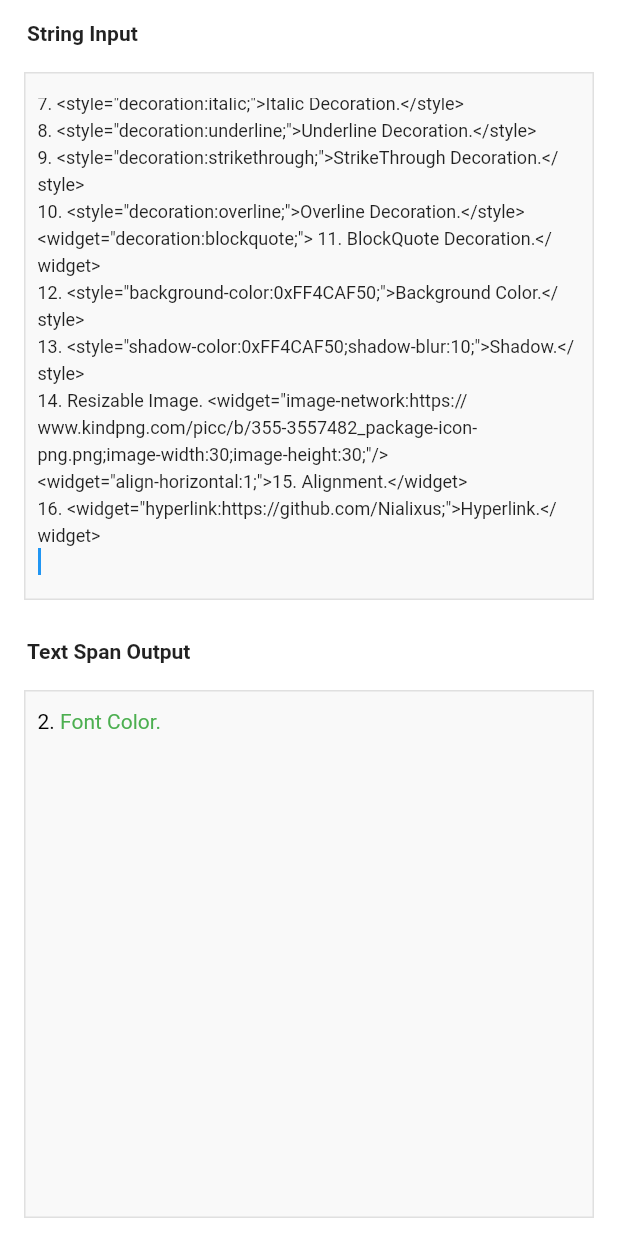
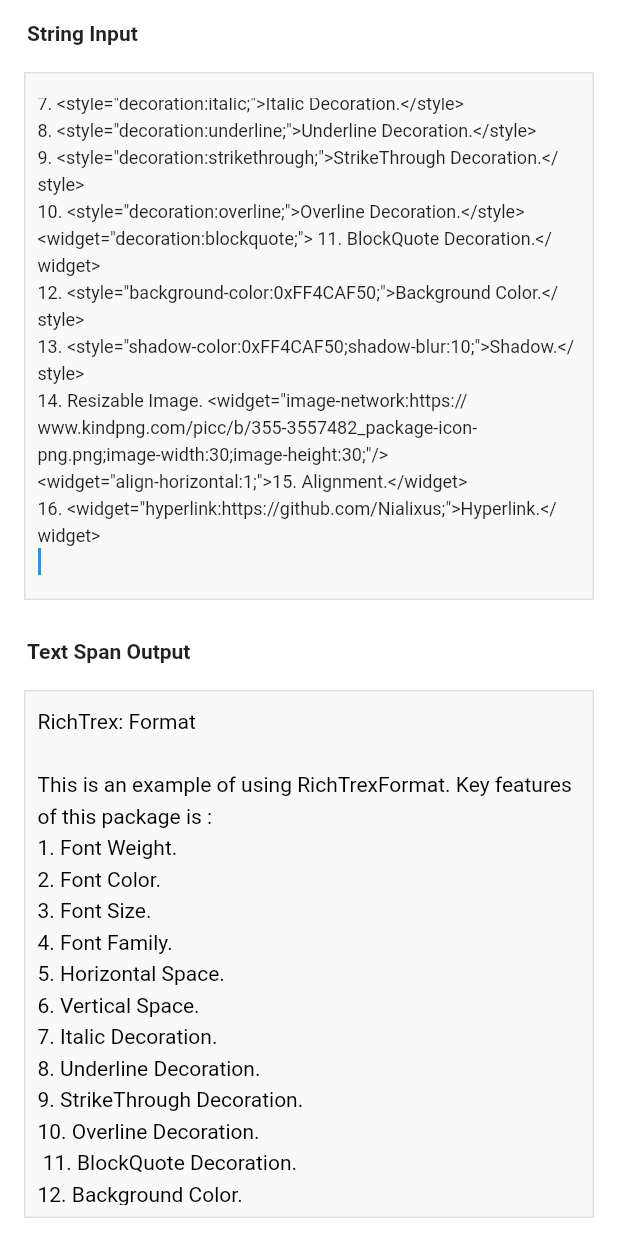
Before and after one commit to Nialixus/richtrex_span, a Flutter app: the screen it shows after launch, on a phone screen of 412 x 824 dp. Run offline on Flutter 3.47's test engine with Material 2 defaults, Android fonts, the phone set to English and light mode, and no system bars; missing offline and left inert: richtrex_image.

Commit message:
Move to RichTrexFormatDecode

````diff
--- a/example/lib/main.dart
+++ b/example/lib/main.dart
@@ -1,5 +1,3 @@
-import 'dart:developer';
-
 import 'package:flutter/material.dart';
 import 'package:richtrex_format/richtrex_format.dart';
 
@@ -26,8 +24,8 @@ This is an example of using RichTrexFormat. Key features of this package is :
 2. <style="font-color:0xFF4CAF50;">Font Color.</style>
 3. <style="font-size:20;">Font Size.</style>
 4. <style="font-family:Dancing;">Font Family.</style>
-5. <style="font-space:10;">Font Space.</style>
-6. <style="height:3;">Height.</style>
+5. <style="horizontal-space:10;">Horizontal Space.</style>
+6. <style="vertical-space:3;">Vertical Space.</style>
 7. <style="decoration:italic;">Italic Decoration.</style>
 8. <style="decoration:underline;">Underline Decoration.</style>
 9. <style="decoration:strikethrough;">StrikeThrough Decoration.</style>
@@ -40,20 +38,15 @@ This is an example of using RichTrexFormat. Key features of this package is :
 16. <widget="hyperlink:https://github.com/Nialixus;">Hyperlink.</widget>
 """;
 
-  String newt = '2. <style="font-color:0xFF4CAF50;">Font Color.</style>';
-
   late TextEditingController controller = TextEditingController()
     ..value = TextEditingValue(
         text: text, selection: TextSelection.collapsed(offset: text.length));
 
   @override
   Widget build(BuildContext context) {
-    var decode = RichTrexFormat.decode(newt,
-        style: const TextStyle(color: Colors.black, height: 1.5));
-    Future.value(decode).then((value) {
-      var a = RichTrexFormat.encode(value);
-      log(a);
-    });
+    var decode = RichTrexFormatDecode(text,
+        textStyle: const TextStyle(color: Colors.black, height: 1.5));
+
     return Scaffold(
         body: SafeArea(
             child: Column(mainAxisSize: MainAxisSize.max, children: [
--- a/lib/richtrex_format.dart
+++ b/lib/richtrex_format.dart
@@ -1,21 +1,31 @@
-/// An extended package of `RichTrexPackage`. This package is used to encode [TextSpan] into String, and decode [TextSpan] from String.
+/// An extended package of `RichTrexPackage`. This package is used to decode [TextSpan] from encoded [String].
 library richtrex_format;
 
 import 'package:flutter/material.dart';
 import 'package:url_launcher/link.dart';
 import 'package:richtrex_image/richtrex_image.dart';
 
-/// This tool has two main functions, which are encoding and decoding [TextSpan].
+part 'src/richtrex_format_decode.dart';
+
+/// This is used as a tool to convert encoded [String] into [TextSpan].
 class RichTrexFormat {
+  /*
+  /// Encode [TextSpan] to String.
+  ///
+  /// ```dart
+  /// RichTrexFormat.encode(
+  ///   TextSpan()
+  /// );
+  /// ```
   static String encode(TextSpan span) {
     TextStyle? style = span.style;
 
     List<InlineSpan> children = span.children ?? [];
 
-    String color(TextSpan span) {
+    String color(TextSpan childSpan, TextSpan parentSpan) {
       try {
         if (span.style?.color != null && span.style?.color != style?.color) {
-          return "color:span.style!.color!.toString()";
+          return "";
         } else {
           return "";
         }
@@ -24,11 +34,11 @@ class RichTrexFormat {
       }
     }
 
-    String textSpan(TextSpan span) {
+    String textSpan(TextSpan childSpan, TextSpan parentSpan) {
       try {
-        return color(span) + span.style.toString();
+        return span.toString();
       } catch (e) {
-        return span.toPlainText();
+        return "";
       }
     }
 
@@ -36,14 +46,14 @@ class RichTrexFormat {
       try {
         return "";
       } catch (e) {
-        return span.toPlainText();
+        return "$e";
       }
     }
 
     if (children.isNotEmpty) {
       return children.map((e) {
         if (e is TextSpan) {
-          return textSpan(e);
+          return textSpan(e, e);
         } else {
           return widgetSpan(e as WidgetSpan);
         }
@@ -51,7 +61,7 @@ class RichTrexFormat {
     } else {
       return span.toPlainText();
     }
-  }
+  }*/
 
   /// Decode [TextSpan] from String.
   ///
@@ -112,16 +122,6 @@ class RichTrexFormat {
       }
     }
 
-    // Get Height from Tag.
-    double? height(String text) {
-      try {
-        String value = regMatch(text, r'(?<=height:).*?(?=;)')!;
-        return double.parse(value);
-      } catch (e) {
-        return null;
-      }
-    }
-
     // Get Font-Family from Tag.
     String? fontFamily(String text) {
       try {
@@ -142,10 +142,20 @@ class RichTrexFormat {
       }
     }
 
-    // Get Font-Space from Tag.
-    double? fontSpace(String text) {
+    // Get Horizontal-Space from Tag.
+    double? horizontalSpace(String text) {
       try {
-        String value = regMatch(text, r'(?<=font-space:).*?(?=;)')!;
+        String value = regMatch(text, r'(?<=horizontal-space:).*?(?=;)')!;
+        return double.parse(value);
+      } catch (e) {
+        return null;
+      }
+    }
+
+    // Get Vertical-Space from Tag.
+    double? verticalSpace(String text) {
+      try {
+        String value = regMatch(text, r'(?<=vertical-space:).*?(?=;)')!;
         return double.parse(value);
       } catch (e) {
         return null;
@@ -306,13 +316,13 @@ class RichTrexFormat {
           TextStyle generatedStyle = style.copyWith(
               leadingDistribution: TextLeadingDistribution.even,
               color: color(textlist[x]),
-              height: height(textlist[x]),
+              height: verticalSpace(textlist[x]),
               shadows: shadow(textlist[x]),
               fontStyle: italic(textlist[x]),
               fontSize: fontSize(textlist[x]),
               fontWeight: fontWeight(textlist[x]),
               fontFamily: fontFamily(textlist[x]),
-              letterSpacing: fontSpace(textlist[x]),
+              letterSpacing: horizontalSpace(textlist[x]),
               backgroundColor: backgroundColor(textlist[x]),
               decoration: TextDecoration.combine([
                 overline(textlist[x]),
--- /dev/null
+++ b/lib/src/richtrex_format_decode.dart
@@ -0,0 +1,320 @@
+part of 'package:richtrex_format/richtrex_format.dart';
+
+/// A tool to decode [TextSpan] from encoded [String].
+class RichTrexFormatDecode extends TextSpan {
+  /// A tool to decode [TextSpan] from encoded [String].
+  ///
+  /// ```dart
+  /// TextSpan decode = RichTrexFormatDecode(text);
+  /// ```
+  const RichTrexFormatDecode(this.input,
+      {this.textStyle = const TextStyle(color: Colors.black)})
+      : super();
+
+  /// Required [String] input.
+  final String input;
+
+  /// Required default [TextStyle].
+  final TextStyle textStyle;
+
+  /// Default [TextStyle].
+  @override
+  TextStyle? get style => textStyle;
+
+  /// Output text.
+  @override
+  String? get text => _text(input);
+
+  // Clean Text from Tag.
+  String _text(String text) {
+    try {
+      return text.replaceAll(
+          RegExp(
+              r'<style=".*?">|<\/style>|<widget=.*?;"\/>|(<widget=".*?;">)|(<\/widget>)'),
+          "");
+    } catch (e) {
+      return text;
+    }
+  }
+
+  @override
+  List<InlineSpan>? get children {
+    return List.generate(textList.length, (x) {
+      // Generated style when tag exist.
+      TextStyle generatedStyle = style!.copyWith(
+          leadingDistribution: TextLeadingDistribution.even,
+          color: color(textList[x]),
+          height: verticalSpace(textList[x]),
+          shadows: shadow(textList[x]),
+          fontStyle: italic(textList[x]),
+          fontSize: fontSize(textList[x]),
+          fontWeight: fontWeight(textList[x]),
+          fontFamily: fontFamily(textList[x]),
+          letterSpacing: horizontalSpace(textList[x]),
+          backgroundColor: backgroundColor(textList[x]),
+          decoration: TextDecoration.combine([
+            overline(textList[x]),
+            underline(textList[x]),
+            strikeThrough(textList[x])
+          ]));
+
+      // Generated [TextSpan] from <style ... ></style> tag.
+      TextSpan textSpan =
+          TextSpan(text: _text(textList[x]), style: generatedStyle);
+
+      // Generated [WidgetSpan] from <widget ... ></widget> tag.
+      WidgetSpan widgetSpan({required Widget child}) => WidgetSpan(
+          style: style,
+          child: Container(
+              alignment: align(textList[x]),
+              decoration: blockQuote(textList[x]),
+              constraints: (align(textList[x]) == null &&
+                      blockQuote(textList[x]) == null)
+                  ? null
+                  : const BoxConstraints(minWidth: double.infinity),
+              child: child));
+
+      if (textList[x].contains(RegExp(r'<style=.*?\/style>'))) {
+        // textList[x] with `<style ... ></style>` tag.
+        return textSpan;
+      } else if (textList[x]
+          .contains(RegExp(r'<widget=.*?;"\/>|<widget=.*?<\/widget>'))) {
+        // textList[x] with `<widget ... />` or <widget ... ></widget> tag.
+        List<Widget?> child = [
+          image(textList[x]),
+          hyperlink(textList[x], span: textSpan)
+        ];
+        try {
+          return widgetSpan(
+              child: child.lastWhere((element) => element != null)!);
+        } catch (e) {
+          return widgetSpan(child: Text.rich(textSpan));
+        }
+      } else {
+        // if textList[x] has no style, just return basic textspan.
+        return TextSpan(text: textList[x]);
+      }
+    });
+  }
+
+  // Split text between Tagged Text and Plain Text.
+  List<String> get textList => input.split(RegExp(
+      r'(?=<style=)|(?<=<\/style>)|(?=<widget=)|(?<=;"\/>)|(?<=<\/widget>)'));
+
+  /// Shortcut of find matched text with [RegExp].
+  String? _regMatch(String text, String pattern) =>
+      RegExp(pattern).stringMatch(text);
+
+  // Get Color from Tag.
+  Color? color(String text) {
+    try {
+      String value = _regMatch(text, r'(?<=font-color:).*?(?=;)')!;
+      return Color(int.parse(value));
+    } catch (e) {
+      return null;
+    }
+  }
+
+  // Get Background-Color from Tag.
+  Color? backgroundColor(String text) {
+    try {
+      String value = _regMatch(text, r'(?<=background-color:).*?(?=;)')!;
+      return Color(int.parse(value));
+    } catch (e) {
+      return null;
+    }
+  }
+
+  // Get Font-Weight from Tag.
+  FontWeight? fontWeight(String text) {
+    try {
+      String value = _regMatch(text, r'(?<=font-weight:).*?(?=;)')!;
+      return FontWeight.values[int.parse(value)];
+    } catch (e) {
+      return null;
+    }
+  }
+
+  // Get Font-Family from Tag.
+  String? fontFamily(String text) {
+    try {
+      String value = _regMatch(text, r'(?<=font-family:).*?(?=;)')!;
+      return value;
+    } catch (e) {
+      return null;
+    }
+  }
+
+  // Get Font-Size from Tag.
+  double? fontSize(String text) {
+    try {
+      String value = _regMatch(text, r'(?<=font-size:).*?(?=;)')!;
+      return double.parse(value);
+    } catch (e) {
+      return null;
+    }
+  }
+
+  // Get Horizontal-Space from Tag.
+  double? horizontalSpace(String text) {
+    try {
+      String value = _regMatch(text, r'(?<=horizontal-space:).*?(?=;)')!;
+      return double.parse(value);
+    } catch (e) {
+      return null;
+    }
+  }
+
+  // Get Vertical-Space from Tag.
+  double? verticalSpace(String text) {
+    try {
+      String value = _regMatch(text, r'(?<=vertical-space:).*?(?=;)')!;
+      return double.parse(value);
+    } catch (e) {
+      return null;
+    }
+  }
+
+  // Get Shadow from Tag.
+  List<Shadow>? shadow(String text) {
+    try {
+      String? horizontal = _regMatch(text, r'(?<=shadow-horizontal:).*?(?=;)');
+      String? vertical = _regMatch(text, r'(?<=shadow-vertical:).*?(?=;)');
+      String color = _regMatch(text, r'(?<=shadow-color:).*?(?=;)')!;
+      String blurRadius = _regMatch(text, r'(?<=shadow-blur:).*?(?=;)')!;
+      return [
+        Shadow(
+            color: Color(int.parse(color)),
+            blurRadius: double.parse(blurRadius),
+            offset: Offset(
+                double.parse(horizontal ?? "0"), double.parse(vertical ?? "0")))
+      ];
+    } catch (e) {
+      return null;
+    }
+  }
+
+  // Get Italic from Tag.
+  FontStyle? italic(String text) {
+    try {
+      bool value = text.contains('decoration:italic;');
+      return value == true ? FontStyle.italic : null;
+    } catch (e) {
+      return null;
+    }
+  }
+
+  // Get Strikethrough from Tag.
+  TextDecoration strikeThrough(String text) {
+    try {
+      bool value = text.contains('decoration:strikethrough;');
+      return value == true ? TextDecoration.lineThrough : TextDecoration.none;
+    } catch (e) {
+      return TextDecoration.none;
+    }
+  }
+
+  // Get Underline from Tag.
+  TextDecoration underline(String text) {
+    try {
+      bool value = text.contains('decoration:underline;');
+      return value == true ? TextDecoration.underline : TextDecoration.none;
+    } catch (e) {
+      return TextDecoration.none;
+    }
+  }
+
+  // Get Overline from Tag.
+  TextDecoration overline(String text) {
+    try {
+      bool value = text.contains('decoration:overline;');
+      return value == true ? TextDecoration.overline : TextDecoration.none;
+    } catch (e) {
+      return TextDecoration.none;
+    }
+  }
+
+  // Get BlockQuote from Tag.
+  Decoration? blockQuote(String text) {
+    try {
+      bool value = text.contains("decoration:blockquote;");
+      return value == true
+          ? BoxDecoration(
+              color: Colors.grey.shade200,
+              border:
+                  const Border(left: BorderSide(width: 4, color: Colors.grey)))
+          : null;
+    } catch (e) {
+      return null;
+    }
+  }
+
+  // Get Align from Tag.
+  AlignmentGeometry? align(String text) {
+    try {
+      String? vertical = _regMatch(text, r'(?<=align-vertical:).*?(?=;)');
+      String horizontal = _regMatch(text, r'(?<=align-horizontal:).*?(?=;)')!;
+      return Alignment(double.parse(horizontal), double.parse(vertical ?? "0"));
+    } catch (e) {
+      return null;
+    }
+  }
+
+  // Get Image from Tag.
+  RichTrexImage? image(String text) {
+    if (text.contains(RegExp(r'<widget=".*?/>'))) {
+      try {
+        String? file = _regMatch(text, r'(?<=image-file:).*?(?=;)');
+        String? width = _regMatch(text, r'(?<=image-width:).*?(?=;)');
+        String? asset = _regMatch(text, r'(?<=image-asset:).*?(?=;)');
+        String? memory = _regMatch(text, r'(?<=image-memory:).*?(?=;)');
+        String? resize = _regMatch(text, r'(?<=image-resize:).*?(?=;)');
+        String? height = _regMatch(text, r'(?<=image-height:).*?(?=;)');
+        String? network = _regMatch(text, r'(?<=image-network:).*?(?=;)');
+
+        // Parsed [size] from [width] and [height].
+        Size size =
+            Size(double.parse(width ?? "100"), double.parse(height ?? "100"));
+
+        // Check whether user allowed to resize or not.
+        bool allowed = resize == null ? true : resize == "true";
+
+        if (network != null) {
+          return RichTrexImage.network(network, size: size, resize: allowed);
+        } else if (memory != null) {
+          return RichTrexImage.memory(memory, size: size, resize: allowed);
+        } else if (file != null) {
+          return RichTrexImage.file(file, size: size, resize: allowed);
+        } else if (asset != null) {
+          return RichTrexImage.asset(asset, size: size, resize: allowed);
+        } else {
+          return null;
+        }
+      } catch (e) {
+        return null;
+      }
+    } else {
+      return null;
+    }
+  }
+
+  // Get Hyperlink URL from Tag.
+  Link? hyperlink(String text, {required TextSpan span}) {
+    try {
+      String value = _regMatch(text, r'(?<=hyperlink:).*?(?=;)')!;
+      return Link(
+          uri: Uri.parse(value),
+          builder: (_, onTap) => Material(
+              child: InkWell(
+                  splashColor: Colors.blue.withOpacity(0.1),
+                  highlightColor: Colors.blue.withOpacity(0.1),
+                  onTap: onTap,
+                  child: Text.rich(TextSpan(
+                      text: span.text,
+                      style: span.style!.copyWith(
+                          color: Colors.blue.shade700, height: 1.0))))));
+    } catch (e) {
+      return null;
+    }
+  }
+}
--- a/pubspec.yaml
+++ b/pubspec.yaml
@@ -1,5 +1,5 @@
 name: richtrex_format
-description: An extended package of RichTrex package, which is used as a TextSpan encoder and decoder for Rich Text.
+description: An extended package of RichTrex package, which is used as a tool to decode TextSpan from encoded String, which will be displayed as a form of richtext.
 version: 1.0.0
 homepage: https://github.com/Nialixus/richtrex_format
 
````
